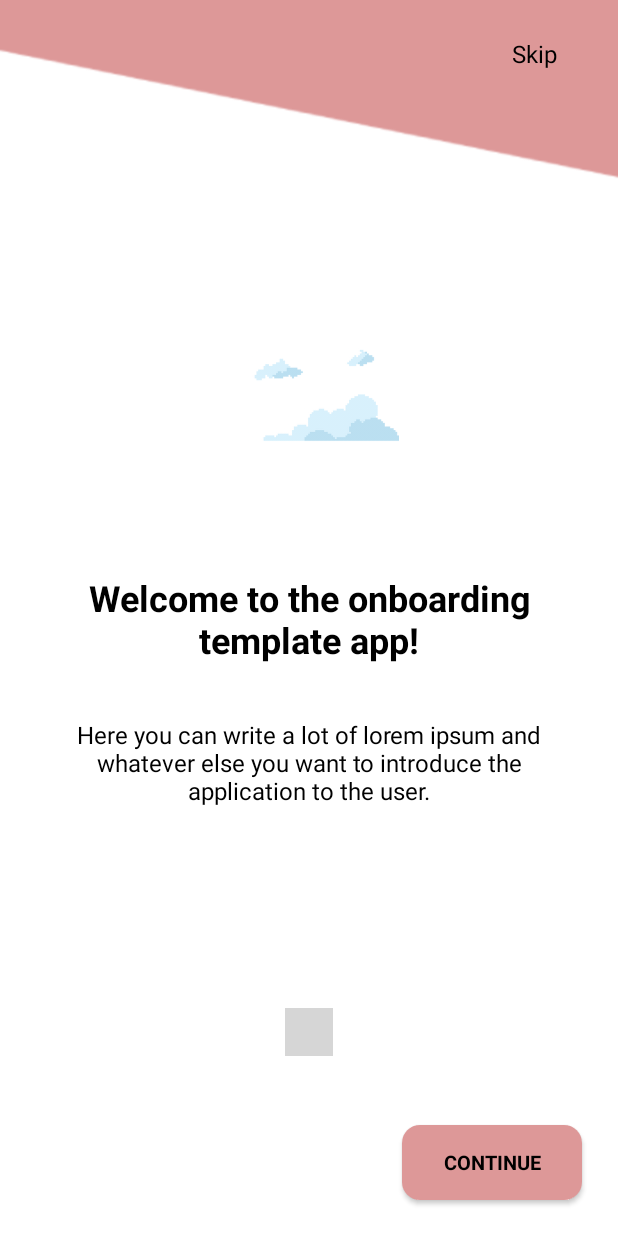
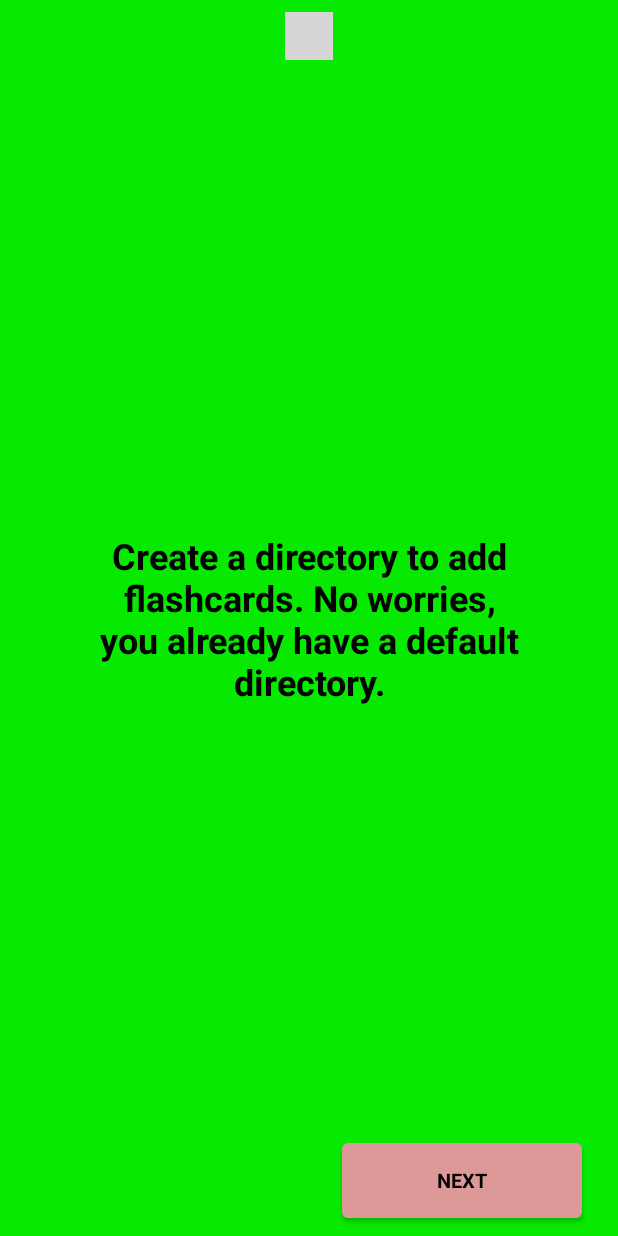
Before and after one commit to ksr-dev/onboarding-mvvm-template, an Android app: the screen it shows after launch (MainActivity), on a phone screen of 412 x 824 dp. Run offline under Robolectric (Android 15) with nearby library versions, the phone set to English and light mode, and no system bars; our stand-ins replace Dagger/Hilt's generated code; plain views replace DotsIndicator; 1 statement that could not run was skipped; grey boxes are pictures that could not be loaded.

```diff
--- a/app/src/main/java/ee/ksr/template/ui/onboarding/OnboardingContainerFragment.kt
+++ b/app/src/main/java/ee/ksr/template/ui/onboarding/OnboardingContainerFragment.kt
@@ -50,6 +50,7 @@ class OnboardingContainerFragment : Fragment() {
             binding.continueButton.visibility = View.GONE
         }
         if (hasSkipButton) {
+            binding.skipButton.visibility = View.VISIBLE
             binding.skipButton.setOnClickListener {
                 navigateToHomeFragment()
             }
@@ -132,14 +133,12 @@ class OnboardingContainerFragment : Fragment() {
         override fun getItemCount(): Int = NUM_PAGES
         override fun createFragment(position: Int): Fragment {
             val pageTitle = resources.getStringArray(R.array.onboarding_title_array)[position]
-            val pageBody = resources.getStringArray(R.array.onboarding_body_array)[position]
-            val imageArray = resources.obtainTypedArray(R.array.onboarding_image_array)
-            val pageImage = imageArray.getResourceId(position, 0)
-            imageArray.recycle()
+            val colorArray = resources.obtainTypedArray(R.array.onboarding_color_array)
+            val colorId = colorArray.getResourceId(position, 0)
+            colorArray.recycle()
             return OnboardingPageFragment.newInstance(
                 title = pageTitle,
-                body = pageBody,
-                imageResource = pageImage
+                pageColor = colorId
             )
         }
     }
@@ -153,6 +152,6 @@ class OnboardingContainerFragment : Fragment() {
     }
 
     companion object {
-        private const val NUM_PAGES = 4
+        private const val NUM_PAGES = 5
     }
 }
--- a/app/src/main/java/ee/ksr/template/ui/onboarding/OnboardingPageFragment.kt
+++ b/app/src/main/java/ee/ksr/template/ui/onboarding/OnboardingPageFragment.kt
@@ -5,6 +5,8 @@ import androidx.fragment.app.Fragment
 import android.view.LayoutInflater
 import android.view.View
 import android.view.ViewGroup
+import androidx.core.content.ContextCompat
+import androidx.core.content.res.ResourcesCompat.ThemeCompat
 import androidx.fragment.app.viewModels
 import dagger.hilt.android.AndroidEntryPoint
 import ee.ksr.template.databinding.FragmentOnboardingPageBinding
@@ -33,24 +35,19 @@ class OnboardingPageFragment : Fragment() {
             it.getString(ARG_TITLE)?.let { title ->
                 binding.title.text = title
             }
-            it.getString(ARG_BODY)?.let { body ->
-                binding.body.text = body
-            }
-            it.getInt(ARG_IMAGE).let { image ->
-                binding.image.setImageResource(image)
+            it.getInt(ARG_BG_COLOR).let { resourceId ->
+                binding.root.setBackgroundColor(resources.getColor(resourceId, requireContext().theme))
             }
         }
     }
 
     companion object {
         private const val ARG_TITLE = "ARG_TITLE"
-        private const val ARG_BODY = "ARG_BODY"
-        private const val ARG_IMAGE = "ARG_IMG"
-        fun newInstance(title: String, body: String, imageResource: Int): OnboardingPageFragment {
+        private const val ARG_BG_COLOR = "ARG_BG_COLOR"
+        fun newInstance(title: String, pageColor: Int): OnboardingPageFragment {
             val args = Bundle()
             args.putString(ARG_TITLE, title)
-            args.putString(ARG_BODY, body)
-            args.putInt(ARG_IMAGE, imageResource)
+            args.putInt(ARG_BG_COLOR, pageColor)
             val fragment = OnboardingPageFragment()
             fragment.arguments = args
             return fragment
--- a/app/src/main/res/drawable/background_button.xml
+++ b/app/src/main/res/drawable/background_button.xml
@@ -6,7 +6,7 @@
     <item android:id="@android:id/mask">
         <shape
             android:shape="rectangle">
-            <corners android:radius="@dimen/size_12"/>
+            <corners android:radius="@dimen/size_4"/>
             <solid android:color="@color/reddish"/>
         </shape>
     </item>
@@ -14,7 +14,7 @@
     <item>
         <shape
             android:shape="rectangle">
-            <corners android:radius="@dimen/size_12"/>
+            <corners android:radius="@dimen/size_4"/>
             <solid android:color="@color/reddish"/>
         </shape>
     </item>
--- a/app/src/main/res/layout/fragment_onboarding_container.xml
+++ b/app/src/main/res/layout/fragment_onboarding_container.xml
@@ -6,16 +6,6 @@
     android:layout_width="match_parent"
     android:layout_height="match_parent"
     tools:context=".ui.onboarding.OnboardingContainerFragment">
-
-    <androidx.appcompat.widget.AppCompatImageView
-        android:id="@+id/overlay_image"
-        style="@style/Overlay"
-        android:layout_width="wrap_content"
-        android:layout_height="wrap_content"
-        android:layout_marginTop="@dimen/size_neg_200"
-        android:src="@drawable/overlay"
-        app:layout_constraintStart_toStartOf="parent"
-        app:layout_constraintTop_toTopOf="parent" />
 
     <androidx.appcompat.widget.AppCompatButton
         android:id="@+id/skip_button"
@@ -26,6 +16,7 @@
         android:layout_marginEnd="@dimen/size_12"
         android:background="@color/transparent"
         android:text="@string/onboarding_skip"
+        android:visibility="gone"
         android:textAllCaps="false"
         app:layout_constraintEnd_toEndOf="parent"
         app:layout_constraintTop_toTopOf="parent" />
@@ -35,8 +26,9 @@
         style="@style/Dots"
         android:layout_width="wrap_content"
         android:layout_height="wrap_content"
-        android:layout_marginBottom="@dimen/size_120"
-        app:layout_constraintBottom_toBottomOf="parent"
+        android:layout_marginTop="@dimen/size_8"
+        app:layout_constraintTop_toTopOf="parent"
+        android:elevation="2dp"
         app:layout_constraintEnd_toEndOf="parent"
         app:layout_constraintStart_toStartOf="parent" />
 
@@ -53,10 +45,10 @@
         android:id="@+id/continue_button"
         style="@style/Button.Navigation"
         android:layout_marginStart="@dimen/size_24"
-        android:layout_width="@dimen/size_120"
+        android:layout_width="@dimen/size_160"
         android:layout_height="@dimen/size_50"
         android:layout_marginEnd="@dimen/size_24"
-        android:layout_marginBottom="@dimen/size_24"
+        android:layout_marginBottom="@dimen/size_12"
         android:text="@string/onboarding_continue"
         app:layout_constraintBottom_toBottomOf="parent"
         app:layout_constraintEnd_toEndOf="parent" />
@@ -64,10 +56,10 @@
     <androidx.appcompat.widget.AppCompatButton
         android:id="@+id/back_button"
         style="@style/Button.Navigation"
-        android:layout_width="@dimen/size_120"
+        android:layout_width="@dimen/size_160"
         android:layout_height="@dimen/size_50"
         android:layout_marginStart="@dimen/size_24"
-        android:layout_marginBottom="@dimen/size_24"
+        android:layout_marginBottom="@dimen/size_12"
         android:text="@string/onboarding_back"
         app:layout_constraintBottom_toBottomOf="parent"
         app:layout_constraintStart_toStartOf="parent" />
--- a/app/src/main/res/layout/fragment_onboarding_page.xml
+++ b/app/src/main/res/layout/fragment_onboarding_page.xml
@@ -4,6 +4,7 @@
     xmlns:tools="http://schemas.android.com/tools"
     android:layout_width="match_parent"
     android:layout_height="match_parent"
+    android:background="@color/reddish"
     tools:context=".ui.onboarding.OnboardingPageFragment">
 
     <androidx.appcompat.widget.AppCompatTextView
@@ -32,13 +33,4 @@
         app:layout_constraintTop_toBottomOf="@+id/title"
         tools:text="@string/app_name" />
 
-    <androidx.appcompat.widget.AppCompatImageView
-        android:id="@+id/image"
-        app:layout_constraintEnd_toEndOf="parent"
-        app:layout_constraintStart_toStartOf="parent"
-        app:layout_constraintTop_toTopOf="parent"
-        android:layout_marginTop="@dimen/size_200"
-        android:layout_width="@dimen/size_120"
-        android:layout_height="@dimen/size_120"/>
-
 </androidx.constraintlayout.widget.ConstraintLayout>
--- a/app/src/main/res/navigation/nav_graph.xml
+++ b/app/src/main/res/navigation/nav_graph.xml
@@ -24,7 +24,7 @@
         <argument
             android:name="hasSkipButton"
             app:argType="boolean"
-            android:defaultValue="true" />
+            android:defaultValue="false" />
         <argument
             android:name="hasContinueButton"
             app:argType="boolean"
--- a/app/src/main/res/values-night/styles.xml
+++ b/app/src/main/res/values-night/styles.xml
@@ -11,7 +11,7 @@
         <item name="android:fontFamily">Roboto</item>
         <item name="android:textStyle">bold</item>
         <item name="android:background">@drawable/background_button</item>
-        <item name="android:backgroundTint">@color/dark_gray</item>
+        <item name="android:backgroundTint">@color/black</item>
         <item name="android:paddingStart">@dimen/size_24</item>
         <item name="android:paddingEnd">@dimen/size_24</item>
         <item name="android:textColor">@color/black</item>
@@ -23,13 +23,13 @@
     </style>
 
     <style name="Dots">
-        <item name="dotsColor">@color/dark_grayish</item>
+        <item name="dotsColor">@color/white</item>
         <item name="dotsCornerRadius">@dimen/size_4</item>
         <item name="dotsSize">@dimen/size_8</item>
         <item name="dotsSpacing">@dimen/size_8</item>
         <item name="dotsWidthFactor">1.5</item>
         <item name="progressMode">true</item>
-        <item name="selectedDotColor">@color/white</item>
+        <item name="selectedDotColor">@color/yellow</item>
     </style>
 
     <style name="Overlay">
--- a/app/src/main/res/values-night/themes.xml
+++ b/app/src/main/res/values-night/themes.xml
@@ -1,6 +1,6 @@
 <resources xmlns:tools="http://schemas.android.com/tools">
     <!-- Base application theme. -->
-    <style name="Theme.Template" parent="Theme.MaterialComponents.DayNight.NoActionBar">
+    <style name="Theme.Template" parent="Theme.MaterialComponents.DayNight.DarkActionBar">
         <!-- Primary brand color. -->
         <item name="colorPrimary">@color/greenish</item>
         <item name="colorPrimaryVariant">@color/greenish</item>
@@ -10,7 +10,7 @@
         <item name="colorSecondaryVariant">@color/reddish</item>
         <item name="colorOnSecondary">@color/black</item>
         <!-- Status bar color. -->
-        <item name="android:statusBarColor">@color/dark_gray</item>
+        <item name="android:statusBarColor">@color/black</item>
         <!-- Customize your theme here. -->
 
     </style>
--- a/app/src/main/res/values/array.xml
+++ b/app/src/main/res/values/array.xml
@@ -5,6 +5,7 @@
         <item>@string/onboarding_title_2</item>
         <item>@string/onboarding_title_3</item>
         <item>@string/onboarding_title_4</item>
+        <item>@string/onboarding_title_5</item>
     </string-array>
 
     <string-array name="onboarding_body_array">
@@ -12,12 +13,14 @@
         <item>@string/onboarding_body_2</item>
         <item>@string/onboarding_body_3</item>
         <item>@string/onboarding_body_4</item>
+        <item>@string/onboarding_body_4</item>
     </string-array>
 
-    <integer-array name="onboarding_image_array">
-        <item>@drawable/clouds</item>
-        <item>@drawable/tree</item>
-        <item>@drawable/cactus</item>
-        <item>@drawable/cow</item>
+    <integer-array name="onboarding_color_array">
+        <item>@color/green</item>
+        <item>@color/blue</item>
+        <item>@color/purple</item>
+        <item>@color/orange</item>
+        <item>@color/maroon</item>
     </integer-array>
 </resources>
--- a/app/src/main/res/values/colors.xml
+++ b/app/src/main/res/values/colors.xml
@@ -5,8 +5,14 @@
     <color name="grayish">#BFBFBF</color>
     <color name="dark_grayish">#5A5A5A</color>
     <color name="dark_gray">#2C2C2C</color>
+    <color name="yellow">#FFF200</color>
 
     <color name="black">#FF000000</color>
     <color name="white">#FFFFFFFF</color>
     <color name="transparent">#00FFFFFF</color>
+    <color name="green">#07E900</color>
+    <color name="blue">#006EF3</color>
+    <color name="purple">#6200FF</color>
+    <color name="orange">#FF5900</color>
+    <color name="maroon">#006674</color>
 </resources>
--- a/app/src/main/res/values/strings.xml
+++ b/app/src/main/res/values/strings.xml
@@ -1,9 +1,10 @@
 <resources>
-    <string name="app_name">Template</string>
-    <string name="onboarding_title_1">Welcome to the onboarding template app!</string>
-    <string name="onboarding_title_2">You can also swipe backwards and forwards!</string>
-    <string name="onboarding_title_3">Don\'t forget to add images!</string>
-    <string name="onboarding_title_4">You can also change the amount of pages!</string>
+    <string name="app_name">Repeatcard</string>
+    <string name="onboarding_title_1">Create a directory to add flashcards. No worries, you already have a default directory.</string>
+    <string name="onboarding_title_2">In a directory, create your flashcards.</string>
+    <string name="onboarding_title_3">Review flashcards of a specific directory.</string>
+    <string name="onboarding_title_4">Do you feel prepared? Take a quiz, and see the results.</string>
+    <string name="onboarding_title_5">See the logs screen to track your activity.</string>
 
     <string name="onboarding_body_1">Here you can write a lot of lorem ipsum and whatever else you want to introduce the application to the user.</string>
     <string name="onboarding_body_2">Here you can write EVEN MORE lorem ipsum and whatever else you want to introduce the application to the user (also check out the skip button).</string>
@@ -11,9 +12,9 @@
     <string name="onboarding_body_4">Here you can write ALL OF THE of lorem ipsum and whatever else you want to introduce the application to the user.</string>
 
     <string name="onboarding_skip">Skip</string>
-    <string name="onboarding_continue">Continue</string>
+    <string name="onboarding_continue">Next</string>
     <string name="home_title">And we\'re done!</string>
     <string name="home_body">Feel free to use the source code of this application wherever you see fit.</string>
-    <string name="onboarding_back">Back</string>
+    <string name="onboarding_back">Previous</string>
 
 </resources>
```
